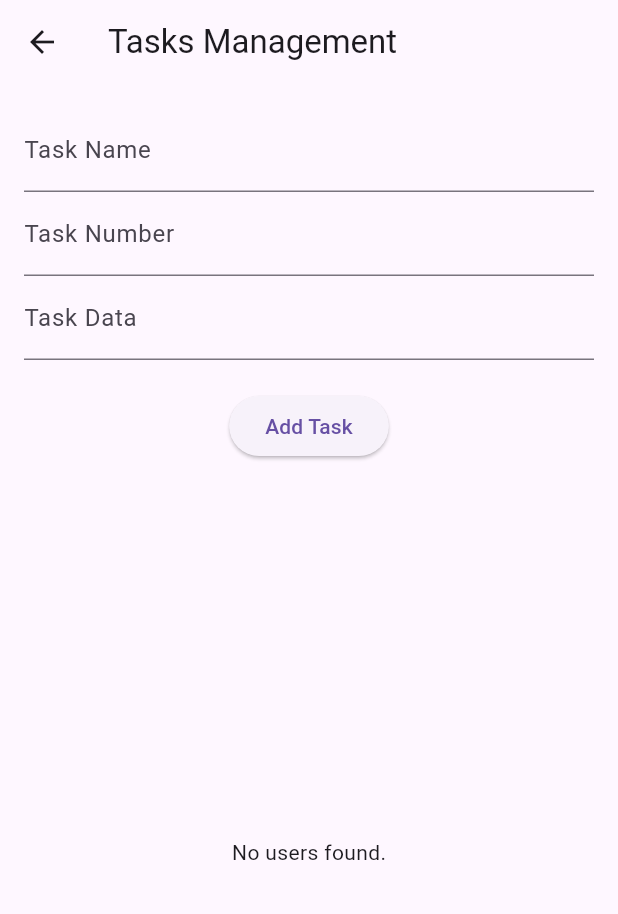
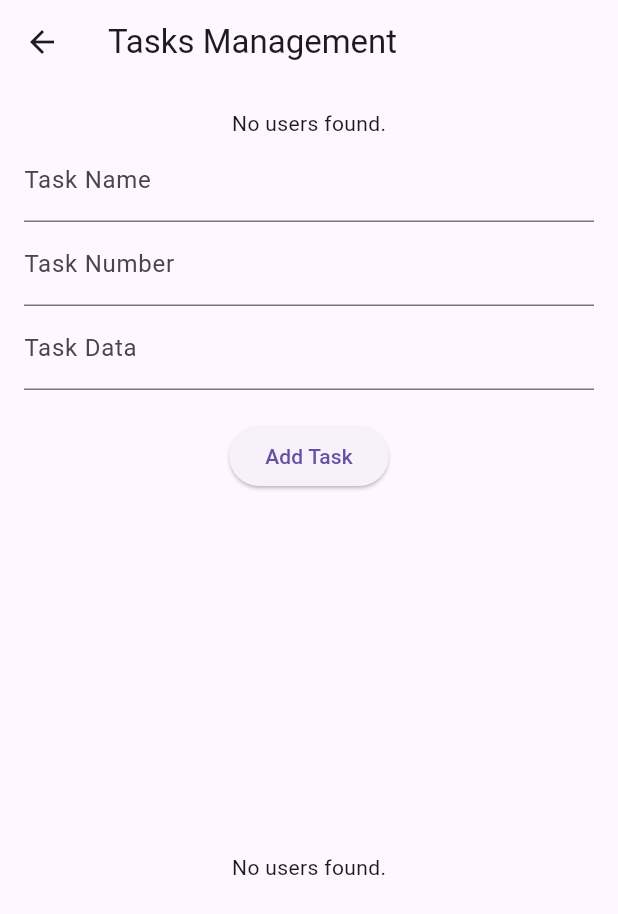
Before and after one commit to ammar0xff/wirya_qr_admin, a Flutter app: the TasksScreen screen opened directly, after a tap on "Add Task", on a phone screen of 412 x 824 dp. Shown: the top 914 px of the screen. Run offline on Flutter 3.47's test engine with Material 3 defaults, Android fonts, the phone set to English and light mode, and no system bars; our stand-ins replace firebase_core, firebase_database, flutter_map, latlong2, qr_flutter; accounts and stored records are empty.

Commit message:
code magic

```diff
--- a/lib/screens/tasks_screen.dart
+++ b/lib/screens/tasks_screen.dart
@@ -12,21 +12,22 @@ class _TasksScreenState extends State<TasksScreen> {
   final TextEditingController _taskNumberController = TextEditingController();
   final TextEditingController _taskDataController = TextEditingController();
   final DatabaseReference _usersRef = FirebaseDatabase.instance.ref().child('users');
+  String? _selectedUserId;
 
-  void _addTask(String userId) async {
-    if (_taskNameController.text.isEmpty || _taskNumberController.text.isEmpty || _taskDataController.text.isEmpty) {
+  void _addTask() async {
+    if (_selectedUserId == null || _taskNameController.text.isEmpty || _taskNumberController.text.isEmpty || _taskDataController.text.isEmpty) {
       return;
     }
 
     try {
-      String taskId = _usersRef.child(userId).child('tasks').push().key!;
-      Task task = Task(
-        data: _taskDataController.text,
-        name: _taskNameController.text,
-        number: int.parse(_taskNumberController.text),
-      );
+      String taskId = _usersRef.child(_selectedUserId!).child('tasks').push().key!;
+      Map<String, dynamic> task = {
+        "data": _taskDataController.text,
+        "name": _taskNameController.text,
+        "number": int.parse(_taskNumberController.text),
+      };
 
-      await _usersRef.child(userId).child('tasks').child(taskId).set(task.toJson());
+      await _usersRef.child(_selectedUserId!).child('tasks').child(taskId).set(task);
       _taskNameController.clear();
       _taskNumberController.clear();
       _taskDataController.clear();
@@ -53,6 +54,33 @@ class _TasksScreenState extends State<TasksScreen> {
         padding: const EdgeInsets.all(16.0),
         child: Column(
           children: [
+            StreamBuilder<DatabaseEvent>(
+              stream: _usersRef.onValue,
+              builder: (context, snapshot) {
+                if (snapshot.connectionState == ConnectionState.waiting) {
+                  return Center(child: CircularProgressIndicator());
+                }
+                if (!snapshot.hasData || snapshot.data!.snapshot.value == null) {
+                  return Center(child: Text("No users found."));
+                }
+                Map<dynamic, dynamic> users = snapshot.data!.snapshot.value as Map<dynamic, dynamic>;
+                return DropdownButton<String>(
+                  hint: Text("Select User"),
+                  value: _selectedUserId,
+                  onChanged: (String? newValue) {
+                    setState(() {
+                      _selectedUserId = newValue;
+                    });
+                  },
+                  items: users.keys.map<DropdownMenuItem<String>>((dynamic key) {
+                    return DropdownMenuItem<String>(
+                      value: key,
+                      child: Text(key),
+                    );
+                  }).toList(),
+                );
+              },
+            ),
             TextField(
               controller: _taskNameController,
               decoration: InputDecoration(labelText: "Task Name"),
@@ -68,10 +96,7 @@ class _TasksScreenState extends State<TasksScreen> {
             ),
             SizedBox(height: 20),
             ElevatedButton(
-              onPressed: () {
-                // Replace 'userId' with the actual user ID
-                _addTask('userId');
-              },
+              onPressed: _addTask,
               child: Text("Add Task"),
             ),
             SizedBox(height: 20),
@@ -88,17 +113,17 @@ class _TasksScreenState extends State<TasksScreen> {
                   Map<dynamic, dynamic> users = snapshot.data!.snapshot.value as Map<dynamic, dynamic>;
                   return ListView(
                     children: users.entries.map((entry) {
-                      User user = User.fromJson(entry.value);
+                      Map<dynamic, dynamic> tasks = entry.value['tasks'] ?? {};
                       return ExpansionTile(
-                        title: Text(user.id),
-                        children: user.tasks.entries.map((taskEntry) {
-                          Task task = taskEntry.value;
+                        title: Text(entry.key),
+                        children: tasks.entries.map((taskEntry) {
+                          Map<dynamic, dynamic> task = taskEntry.value;
                           return ListTile(
-                            title: Text(task.name),
-                            subtitle: Text("Number: ${task.number}\nData: ${task.data}"),
+                            title: Text(task['name']),
+                            subtitle: Text("Number: ${task['number']}\nData: ${task['data']}"),
                             trailing: IconButton(
                               icon: Icon(Icons.delete, color: Colors.red),
-                              onPressed: () => _deleteTask(user.id, taskEntry.key),
+                              onPressed: () => _deleteTask(entry.key, taskEntry.key),
                             ),
                           );
                         }).toList(),
```
Also changed, not shown: lib/main.dart (+3 -69 lines).
